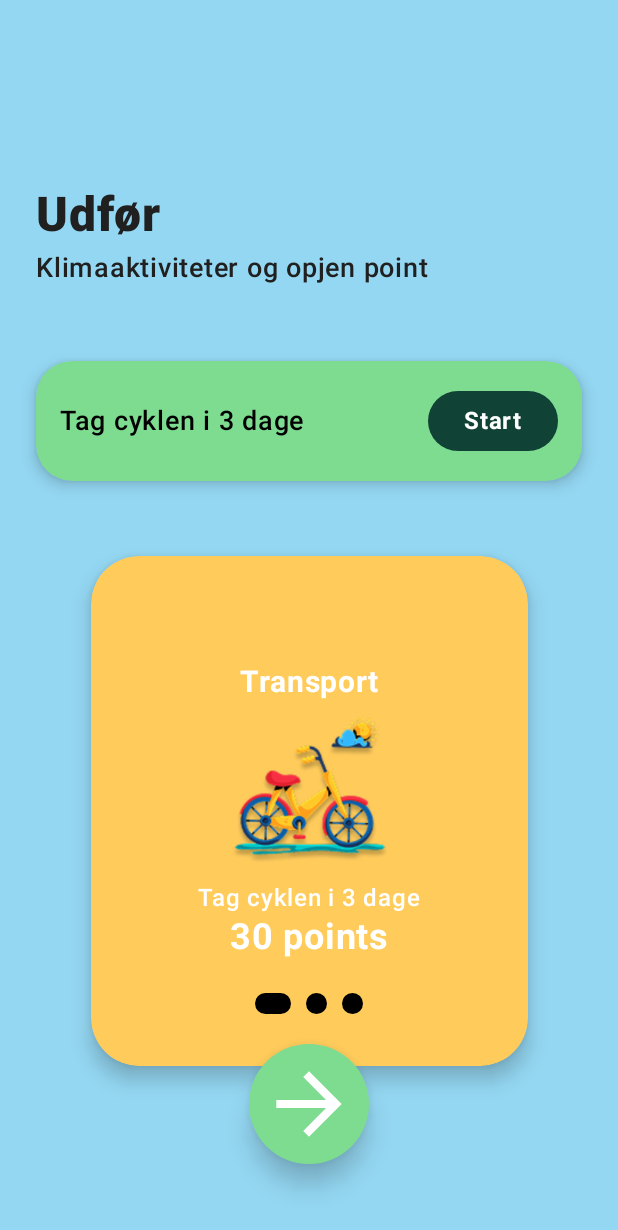
After one commit to njgroenbech/Klimaapplikation, an Android app built with Jetpack Compose: the composable IntroScreen1Content shown on its own in the app's theme, on a phone screen of 412 x 824 dp. The commit adds this screen. Shown: the top 1230 px of the screen. Run offline under Robolectric (Android 15) with nearby library versions, the phone set to English and light mode, and no system bars.

Commit message:
Intro screen 1 done with correct architecture

```diff
--- /dev/null
+++ b/app/src/main/java/com/example/klimaaktion/view/introscreen1/IntroScreen1Content.kt
@@ -0,0 +1,70 @@
+package com.example.klimaaktion.view.introscreen1.components
+
+import androidx.compose.foundation.background
+import androidx.compose.foundation.layout.*
+import androidx.compose.material3.Text
+import androidx.compose.runtime.Composable
+import androidx.compose.ui.Alignment
+import androidx.compose.ui.Modifier
+import androidx.compose.ui.graphics.Color
+import androidx.compose.ui.text.font.FontWeight
+import androidx.compose.ui.unit.dp
+import androidx.compose.ui.unit.sp
+import androidx.navigation.NavController
+import com.example.klimaaktion.view.introscreen1.TransportCard
+
+@Composable
+fun IntroScreen1Content(navController: NavController) {
+    Box(
+        modifier = Modifier
+            .fillMaxSize()
+            .background(Color(0xFF94D7F2))
+            .padding(24.dp)
+    ) {
+        Column(
+            modifier = Modifier
+                .fillMaxWidth()
+                .align(Alignment.TopCenter),
+            horizontalAlignment = Alignment.Start
+        ) {
+            Spacer(modifier = Modifier.height(100.dp))
+
+            Text(
+                text = "Udfør",
+                fontSize = 32.sp,
+                fontWeight = FontWeight.ExtraBold,
+                color = Color(0xFF202020)
+            )
+
+            Spacer(Modifier.height(4.dp))
+
+            Text(
+                text = "Klimaaktiviteter og opjen point",
+                fontSize = 18.sp,
+                fontWeight = FontWeight.Medium,
+                color = Color(0xFF202020)
+            )
+
+            Spacer(Modifier.height(50.dp))
+            StartTaskCard(
+                navController = navController,
+                modifier = Modifier.align(Alignment.CenterHorizontally)
+            )
+
+            Spacer(Modifier.height(50.dp))
+            TransportCard(modifier = Modifier.align(Alignment.CenterHorizontally))
+        }
+
+        // Komponenter placering i bunden
+        Column(
+            horizontalAlignment = Alignment.CenterHorizontally,
+            modifier = Modifier
+                .align(Alignment.BottomCenter)
+                .padding(bottom = 24.dp)
+        ) {
+            PageIndicator()
+            Spacer(modifier = Modifier.height(20.dp))
+            ForwardButton()
+        }
+    }
+}
--- /dev/null
+++ b/app/src/main/java/com/example/klimaaktion/view/introscreen1/components/ForwardButton.kt
@@ -0,0 +1,37 @@
+package com.example.klimaaktion.view.introscreen1.components
+
+import androidx.compose.foundation.background
+import androidx.compose.foundation.layout.*
+import androidx.compose.foundation.shape.CircleShape
+import androidx.compose.material.icons.Icons
+import androidx.compose.material.icons.automirrored.filled.ArrowForward
+import androidx.compose.material3.Icon
+import androidx.compose.runtime.Composable
+import androidx.compose.ui.Alignment
+import androidx.compose.ui.Modifier
+import androidx.compose.ui.draw.clip
+import androidx.compose.ui.draw.shadow
+import androidx.compose.ui.graphics.Color
+import androidx.compose.ui.unit.dp
+
+
+@Composable
+fun ForwardButton(
+    modifier: Modifier = Modifier
+) {
+    Box(
+        modifier = modifier
+            .size(80.dp)
+            .shadow(10.dp, CircleShape, clip = false)
+            .clip(CircleShape)
+            .background(Color(0xFF7EDC91)),
+        contentAlignment = Alignment.Center
+    ) {
+        Icon(
+            imageVector = Icons.AutoMirrored.Filled.ArrowForward,
+            contentDescription = "Videre",
+            tint = Color.White,
+            modifier = Modifier.size(65.dp)
+        )
+    }
+}
--- /dev/null
+++ b/app/src/main/java/com/example/klimaaktion/view/introscreen1/components/PageIndicator.kt
@@ -0,0 +1,31 @@
+package com.example.klimaaktion.view.introscreen1.components
+
+import androidx.compose.foundation.background
+import androidx.compose.foundation.layout.*
+import androidx.compose.foundation.shape.RoundedCornerShape
+import androidx.compose.runtime.Composable
+import androidx.compose.ui.Alignment
+import androidx.compose.ui.Modifier
+import androidx.compose.ui.draw.clip
+import androidx.compose.ui.graphics.Color
+import androidx.compose.ui.unit.dp
+
+@Composable
+fun PageIndicator(currentPage: Int = 0, totalPages: Int = 3) {
+    Row(
+        horizontalArrangement = Arrangement.Center,
+        verticalAlignment = Alignment.CenterVertically
+    ) {
+        repeat(totalPages) { index ->
+            val isSelected = index == currentPage
+            Box(
+                modifier = Modifier
+                    .width(if (isSelected) 24.dp else 14.dp)
+                    .height(14.dp)
+                    .clip(RoundedCornerShape(7.dp))
+                    .background(Color.Black)
+            )
+            if (index != totalPages - 1) Spacer(modifier = Modifier.width(10.dp))
+        }
+    }
+}
--- a/app/src/main/java/com/example/klimaaktion/view/introscreen1/StartTaskButton.kt
+++ b/app/src/main/java/com/example/klimaaktion/view/introscreen1/components/StartTaskCard.kt
@@ -1,4 +1,4 @@
-package com.example.klimaaktion.view.introscreen1
+package com.example.klimaaktion.view.introscreen1.components
 
 import androidx.compose.foundation.background
 import androidx.compose.foundation.layout.Arrangement
@@ -22,7 +22,7 @@ import androidx.compose.ui.draw.shadow
 import androidx.navigation.NavController
 
 @Composable
-fun StartTaskButton(navController: NavController, modifier: Modifier = Modifier) {
+fun StartTaskCard(navController: NavController, modifier: Modifier = Modifier) {
     Box(
         modifier = modifier
             .fillMaxWidth()
--- a/app/src/main/java/com/example/klimaaktion/view/introscreen1/TaskCard.kt
+++ b/app/src/main/java/com/example/klimaaktion/view/introscreen1/components/TransportCard.kt
@@ -17,7 +17,7 @@ import androidx.compose.ui.draw.shadow
 import com.example.klimaaktion.R
 
 @Composable
-fun TaskCard(modifier: Modifier = Modifier) {
+fun TransportCard(modifier: Modifier = Modifier) {
     Box(
         modifier = modifier
             .fillMaxWidth(0.8f)
```
Also changed, not shown: app/src/main/java/com/example/klimaaktion/view/introscreen1/BottomSection.kt (deleted, +0 -63 lines), app/src/main/java/com/example/klimaaktion/view/introscreen1/IntroScreen1.kt (+2 -56 lines).
